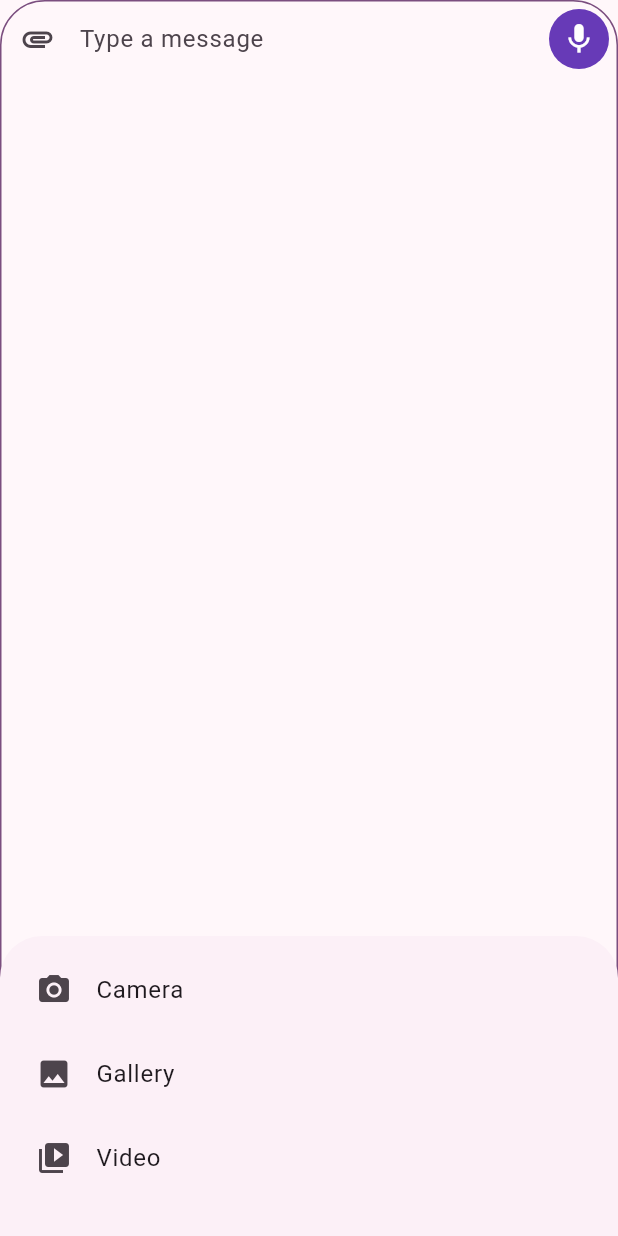
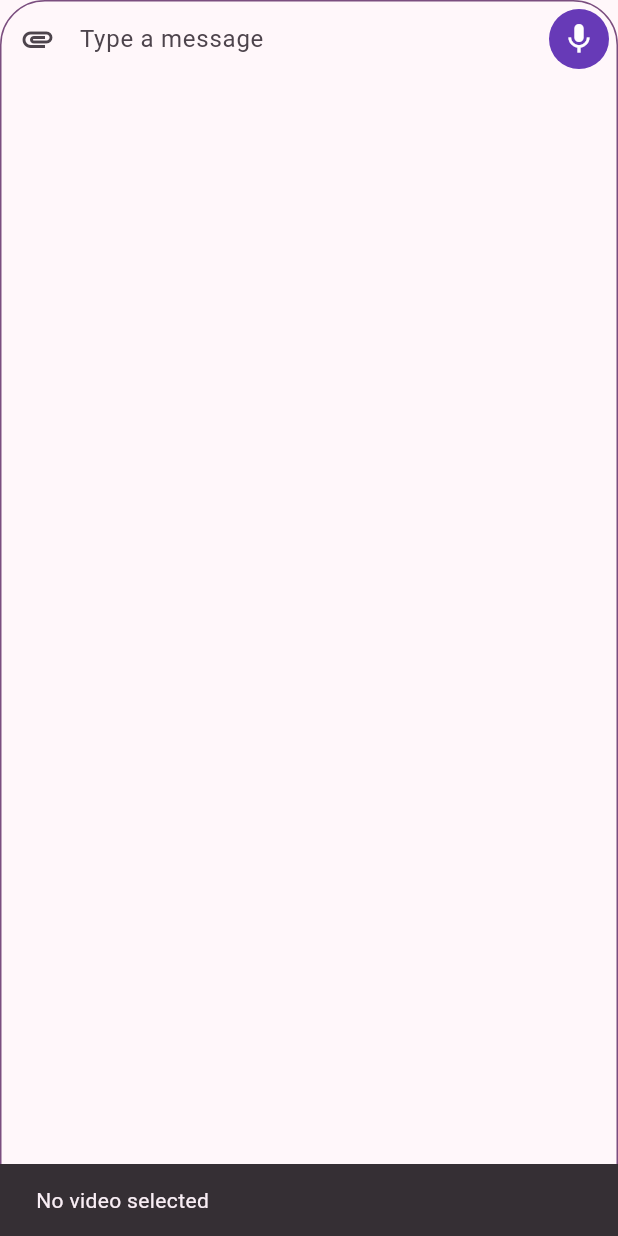
Before and after one commit to AnkushSharma0656/Flutter_Chat_App, a Flutter app: the BottomChatField widget shown alone on an empty page, opened directly with empty values, after a tap on the "attachment" icon, after a tap on "Video", on a phone screen of 412 x 824 dp. Run offline on Flutter 3.47's test engine with Material 3 defaults, Android fonts, the phone set to English and light mode, and no system bars; our stand-ins replace adaptive_theme, audioplayers, cached_network_image, cloud_firestore, country_picker, date_format and 14 more; missing offline and left inert: flutter_sound_record; accounts and stored records are empty.

Commit message:
working on send video

```diff
--- a/lib/utilities/global_methods.dart
+++ b/lib/utilities/global_methods.dart
@@ -66,6 +66,26 @@ Future<File?> pickImage({
   }
   return fileImage;
 }
+
+// pic video from gallery
+Future<File?> pickVideo({
+  required Function(String) onFail
+})async{
+  File? fileVideo;
+  try{
+    final pickedFile = await ImagePicker().pickVideo(source: ImageSource.gallery);
+    if(pickedFile == null){
+      onFail('No video selected');
+    }else{
+      fileVideo = File(pickedFile.path);
+    }
+
+  }catch(e){
+    onFail(e.toString());
+  }
+  return fileVideo;
+}
+
 
 Center buildDateTime(groupedByValue){
   return Center(
--- a/lib/widgets/bottom_chat_field.dart
+++ b/lib/widgets/bottom_chat_field.dart
@@ -102,6 +102,22 @@ class _BottomChatFieldState extends State<BottomChatField> {
     await cropImage(finalFileImage?.path);
     popContext();
   }
+  // select video from device
+  void selectVideo()async{
+    File? fileVideo = await pickVideo(
+        onFail: (String message){
+        showSnackBar(context, message);
+    });
+
+    popContext();
+
+    if(fileVideo != null){
+      filePath = fileVideo.path;
+      sendFileMessage(messageType: MessageEnum.video);
+    }
+
+  }
+
   void popContext() {
     Navigator.pop(context);
   }
@@ -222,8 +238,7 @@ class _BottomChatFieldState extends State<BottomChatField> {
                                       ListTile(
                                         leading: const Icon(Icons.video_library),
                                         title: const Text('Video'),
-                                        onTap: (){
-                                        },
+                                        onTap: selectVideo,
                                       ),
                                     ],
                                   ),
--- a/lib/widgets/display_message_type.dart
+++ b/lib/widgets/display_message_type.dart
@@ -38,12 +38,12 @@ class DisplayMessageType extends StatelessWidget {
         case MessageEnum.video:
           return Image.network(message,fit: BoxFit.cover,);
         case MessageEnum.audio:
-          return AudioPlayerWidget(audioUrl: message,);
+          return AudioPlayerWidget(audioUrl: message,color: color,);
         default:
           return Text(
             message,
-            style: const TextStyle(
-                color: Colors.white,
+            style:  TextStyle(
+                color: color,
                 fontSize: 16
             ),
             maxLines: maxLines,
```
Also changed, not shown: lib/widgets/audio_player_widget.dart (+9 -4 lines).
